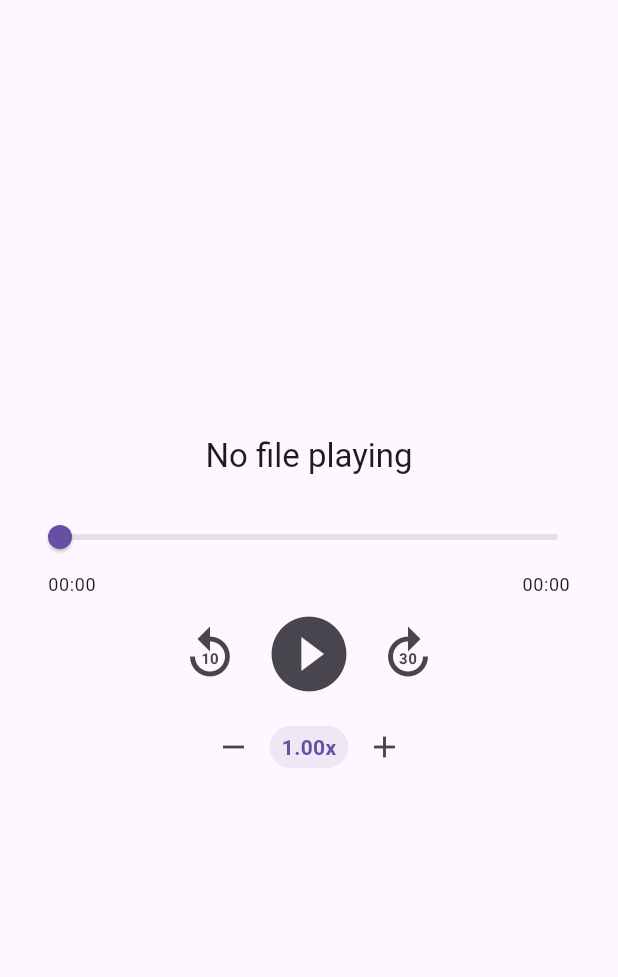
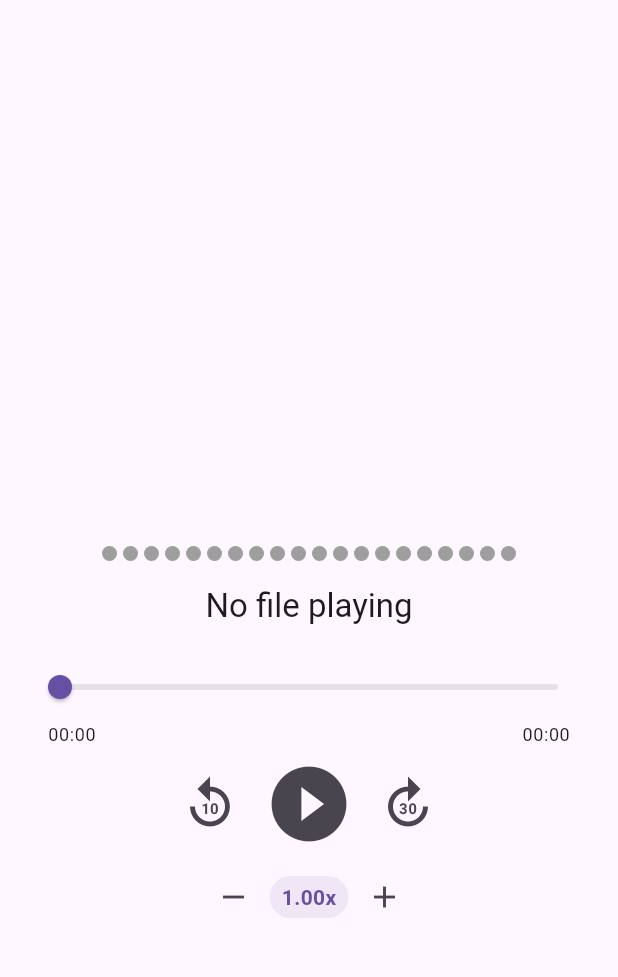
Before and after one commit to vashmp/audiobook_player, a Flutter app: the screen it shows after launch, on a phone screen of 412 x 824 dp, the part 63-1040 px from its top. Run offline on Flutter 3.47's test engine with Material 3 defaults, Android fonts, the phone set to English and light mode, and no system bars; our stand-ins replace file_picker, flutter_bloc, just_audio, rxdart, shared_preferences.

Commit message:
added player animation

```diff
--- /dev/null
+++ b/lib/player/player_animation.dart
@@ -0,0 +1,81 @@
+import 'dart:async';
+import 'dart:math';
+
+import 'package:flutter/material.dart';
+
+class AudioWave extends StatefulWidget {
+  final int barCount;
+  final double barWidth;
+  final Color color;
+  final double minHeight;
+  final double maxHeight;
+  final Duration duration;
+  final double spacing;
+
+  const AudioWave({
+    Key? key,
+    this.barCount = 5,
+    this.barWidth = 10.0,
+    this.color = Colors.deepPurple,
+    this.minHeight = 20.0,
+    this.maxHeight = 100.0,
+    this.duration = const Duration(milliseconds: 300),
+    this.spacing = 6.0,
+  }) : super(key: key);
+
+  @override
+  State<AudioWave> createState() => _AudioWaveState();
+}
+
+class _AudioWaveState extends State<AudioWave> {
+  late List<double> barHeights;
+  late Timer timer;
+  final Random random = Random();
+
+  @override
+  void initState() {
+    super.initState();
+    barHeights = List.generate(widget.barCount, (_) => _randomHeight());
+    timer = Timer.periodic(widget.duration, (_) {
+      setState(() {
+        barHeights = List.generate(widget.barCount, (_) => _randomHeight());
+      });
+    });
+  }
+
+  double _randomHeight() =>
+      random.nextDouble() * (widget.maxHeight - widget.minHeight) +
+      widget.minHeight;
+
+  @override
+  void dispose() {
+    timer.cancel();
+    super.dispose();
+  }
+
+  Widget _buildBar(double height) {
+    return AnimatedContainer(
+      duration: widget.duration,
+      width: widget.barWidth,
+      height: height,
+      decoration: BoxDecoration(
+        color: widget.color,
+        borderRadius: BorderRadius.circular(5),
+      ),
+    );
+  }
+
+  @override
+  Widget build(BuildContext context) {
+    return Row(
+      mainAxisSize: MainAxisSize.min,
+      crossAxisAlignment: CrossAxisAlignment.end,
+      children: barHeights
+          .map((height) => Padding(
+                padding: EdgeInsets.symmetric(horizontal: widget.spacing / 2),
+                child: _buildBar(height),
+              ))
+          .toList(),
+    );
+  }
+}
--- a/lib/player/player_page.dart
+++ b/lib/player/player_page.dart
@@ -1,4 +1,5 @@
 import 'dart:async';
+import 'package:audiobook_player/player/player_animation.dart';
 import 'package:audiobook_player/player/player_speed_controls.dart';
 import 'package:flutter/material.dart';
 import 'package:audiobook_player/player/player_service.dart';
@@ -71,6 +72,25 @@ class _PlayerScreenState extends State<PlayerScreen> {
       body: Column(
         mainAxisAlignment: MainAxisAlignment.center,
         children: [
+          Center(
+            child: SizedBox(
+              height: 200,
+              child: StreamBuilder<bool>(
+                stream: _playerService.player.playingStream,
+                builder: (context, snapshot) {
+                  final isPlaying = snapshot.data ?? false;
+                  return AudioWave(
+                    barCount: 20,
+                    color: isPlaying ? Colors.deepPurple : Colors.grey,
+                    minHeight: 10,
+                    maxHeight: isPlaying ? 100 : 10,
+                    duration: Duration(milliseconds: 300),
+                    spacing: 4.0,
+                  );
+                },
+              ),
+            ),
+          ),
           PlayerControls(playerService: _playerService),
           Center(
             child: Row(
```
